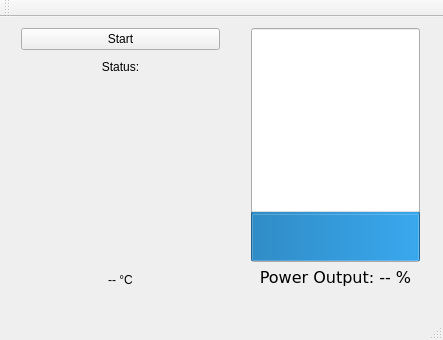
Above: reflowcontroller.ui from whitfijs/ArduinoReflowQt before the change. Below: the same form after it.
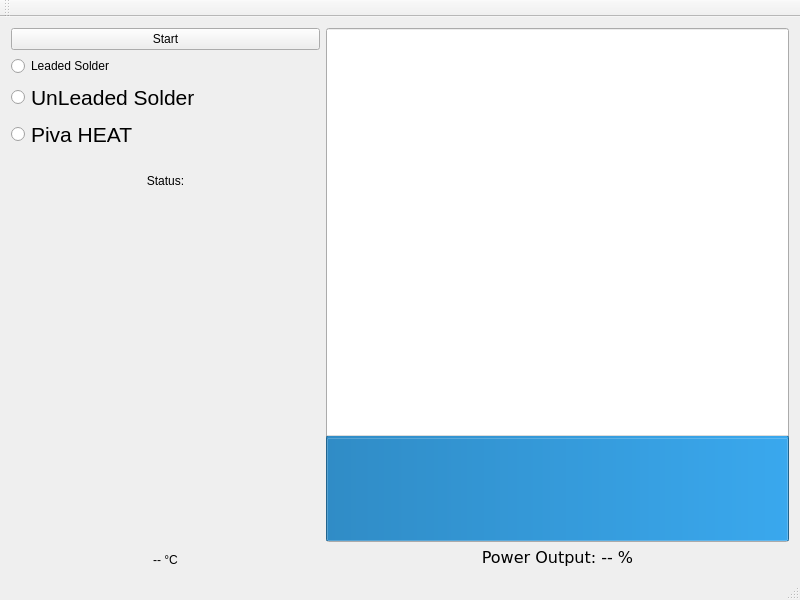
That is the form after the change. Custom widgets are drawn as their Qt base class.

```diff
--- a/reflowcontroller.ui
+++ b/reflowcontroller.ui
@@ -6,23 +6,16 @@
    <rect>
     <x>0</x>
     <y>0</y>
-    <width>443</width>
-    <height>340</height>
+    <width>800</width>
+    <height>600</height>
    </rect>
   </property>
   <property name="windowTitle">
    <string>ReflowController</string>
   </property>
   <widget class="QWidget" name="centralWidget">
-   <widget class="QWidget" name="verticalLayoutWidget">
-    <property name="geometry">
-     <rect>
-      <x>10</x>
-      <y>0</y>
-      <width>221</width>
-      <height>71</height>
-     </rect>
-    </property>
+   <layout class="QGridLayout" name="gridLayout" rowstretch="1,2" columnstretch="2,3">
+    <item row="0" column="0">
     <layout class="QVBoxLayout" name="verticalLayout">
      <item>
       <widget class="QPushButton" name="startButton">
@@ -34,6 +27,42 @@
        </property>
       </widget>
      </item>
+      <item>
+       <widget class="QRadioButton" name="leadedButton">
+        <property name="styleSheet">
+         <string notr="true">font: 16pt &quot;Droid Sans Armenian&quot;;</string>
+        </property>
+        <property name="text">
+         <string>Leaded Solder</string>
+        </property>
+       </widget>
+      </item>
+      <item>
+       <widget class="QRadioButton" name="unleadedButton">
+        <property name="font">
+         <font>
+          <family>MS Shell Dlg 2</family>
+          <pointsize>16</pointsize>
+         </font>
+        </property>
+        <property name="text">
+         <string>UnLeaded Solder</string>
+        </property>
+       </widget>
+      </item>
+      <item>
+       <widget class="QRadioButton" name="pivaHeatButton">
+        <property name="font">
+         <font>
+          <family>MS Shell Dlg 2</family>
+          <pointsize>16</pointsize>
+         </font>
+        </property>
+        <property name="text">
+         <string>Piva HEAT</string>
+        </property>
+       </widget>
+      </item>
      <item>
       <widget class="QLabel" name="statusLabel">
        <property name="styleSheet">
@@ -48,51 +77,8 @@
       </widget>
      </item>
     </layout>
-   </widget>
-   <widget class="QWidget" name="verticalLayoutWidget_2">
-    <property name="geometry">
-     <rect>
-      <x>10</x>
-      <y>70</y>
-      <width>221</width>
-      <height>211</height>
-     </rect>
-    </property>
-    <layout class="QVBoxLayout" name="verticalLayout_2">
-     <item>
-      <widget class="AnalogGauge" name="temperatureGauge" native="true">
-       <property name="sizePolicy">
-        <sizepolicy hsizetype="Preferred" vsizetype="Preferred">
-         <horstretch>0</horstretch>
-         <verstretch>1</verstretch>
-        </sizepolicy>
-       </property>
-      </widget>
-     </item>
-     <item>
-      <widget class="QLabel" name="temperatureLabel">
-       <property name="styleSheet">
-        <string notr="true">font: 14pt &quot;Droid Sans Armenian&quot;;</string>
-       </property>
-       <property name="text">
-        <string>-- °C</string>
-       </property>
-       <property name="alignment">
-        <set>Qt::AlignCenter</set>
-       </property>
-      </widget>
-     </item>
-    </layout>
-   </widget>
-   <widget class="QWidget" name="verticalLayoutWidget_3">
-    <property name="geometry">
-     <rect>
-      <x>240</x>
-      <y>0</y>
-      <width>191</width>
-      <height>281</height>
-     </rect>
-    </property>
+    </item>
+    <item row="0" column="1" rowspan="2">
     <layout class="QVBoxLayout" name="verticalLayout_3">
      <item>
       <widget class="QProgressBar" name="powerOutputProgressBar">
@@ -145,7 +131,35 @@
       </widget>
      </item>
     </layout>
-   </widget>
+    </item>
+    <item row="1" column="0">
+     <layout class="QVBoxLayout" name="verticalLayout_2">
+      <item>
+       <widget class="AnalogGauge" name="temperatureGauge" native="true">
+        <property name="sizePolicy">
+         <sizepolicy hsizetype="Preferred" vsizetype="Preferred">
+          <horstretch>0</horstretch>
+          <verstretch>1</verstretch>
+         </sizepolicy>
+        </property>
+       </widget>
+      </item>
+      <item>
+       <widget class="QLabel" name="temperatureLabel">
+        <property name="styleSheet">
+         <string notr="true">font: 14pt &quot;Droid Sans Armenian&quot;;</string>
+        </property>
+        <property name="text">
+         <string>-- °C</string>
+        </property>
+        <property name="alignment">
+         <set>Qt::AlignCenter</set>
+        </property>
+       </widget>
+      </item>
+     </layout>
+    </item>
+   </layout>
   </widget>
   <widget class="QMenuBar" name="menuBar">
    <property name="geometry">
```
Left out of the diff: 4 changed lines with no effect on the pictures. Lines whose indentation alone changed are shown as unchanged.
